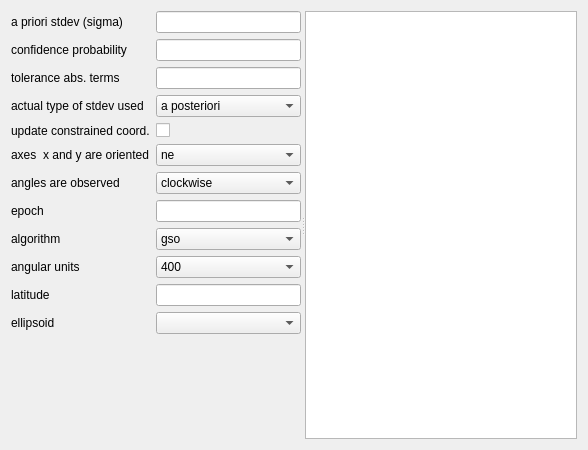
The window that gama-q2/parametereditor.ui (cepek/testing-qgama-branch) describes before a commit, drawn with Qt 5.
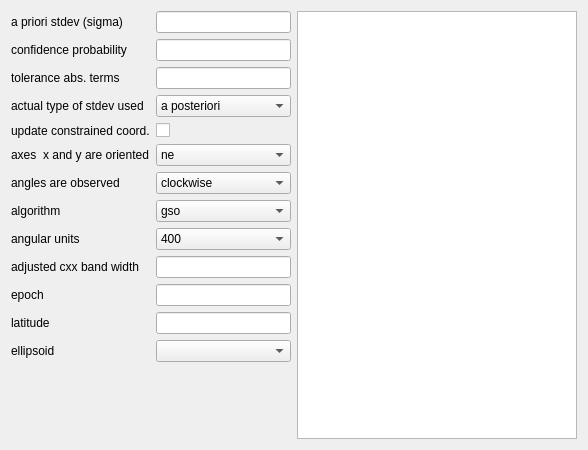
The same window after the commit.

```diff
--- a/gama-q2/parametereditor.ui
+++ b/gama-q2/parametereditor.ui
@@ -15,11 +15,8 @@
   </property>
   <layout class="QGridLayout" name="gridLayout">
    <item row="0" column="0">
-    <widget class="QSplitter" name="splitter">
-     <property name="orientation">
-      <enum>Qt::Horizontal</enum>
-     </property>
-     <widget class="QWidget" name="layoutWidget">
+    <layout class="QHBoxLayout" name="horizontalLayout">
+     <item>
       <layout class="QVBoxLayout" name="verticalLayout">
        <item>
         <layout class="QFormLayout" name="formLayout">
@@ -88,6 +85,13 @@
            </property>
           </widget>
          </item>
+         <item row="5" column="0">
+          <widget class="QLabel" name="label_axes_xy">
+           <property name="text">
+            <string>axes  x and y are oriented</string>
+           </property>
+          </widget>
+         </item>
          <item row="5" column="1">
           <widget class="QComboBox" name="comboBox_axes_xy">
            <item>
@@ -154,23 +158,13 @@
           </widget>
          </item>
          <item row="7" column="0">
-          <widget class="QLabel" name="label_epoch">
-           <property name="text">
-            <string>epoch</string>
-           </property>
-          </widget>
-         </item>
-         <item row="7" column="1">
-          <widget class="QLineEdit" name="lineEdit_epoch"/>
-         </item>
-         <item row="8" column="0">
           <widget class="QLabel" name="label_algorithm">
            <property name="text">
             <string>algorithm</string>
            </property>
           </widget>
          </item>
-         <item row="8" column="1">
+         <item row="7" column="1">
           <widget class="QComboBox" name="comboBox_algorithm">
            <item>
             <property name="text">
@@ -194,14 +188,14 @@
            </item>
           </widget>
          </item>
-         <item row="9" column="0">
+         <item row="8" column="0">
           <widget class="QLabel" name="label_ang_units">
            <property name="text">
             <string>angular units</string>
            </property>
           </widget>
          </item>
-         <item row="9" column="1">
+         <item row="8" column="1">
           <widget class="QComboBox" name="comboBox_ang_units">
            <item>
             <property name="text">
@@ -215,32 +209,45 @@
            </item>
           </widget>
          </item>
+         <item row="9" column="0">
+          <widget class="QLabel" name="label_adj_covband">
+           <property name="text">
+            <string>adjusted cxx band width</string>
+           </property>
+          </widget>
+         </item>
          <item row="10" column="0">
+          <widget class="QLabel" name="label_epoch">
+           <property name="text">
+            <string>epoch</string>
+           </property>
+          </widget>
+         </item>
+         <item row="10" column="1">
+          <widget class="QLineEdit" name="lineEdit_epoch"/>
+         </item>
+         <item row="11" column="0">
           <widget class="QLabel" name="label_latitude">
            <property name="text">
             <string>latitude</string>
            </property>
           </widget>
          </item>
-         <item row="10" column="1">
+         <item row="11" column="1">
           <widget class="QLineEdit" name="lineEdit_latitude"/>
          </item>
-         <item row="11" column="0">
+         <item row="12" column="0">
           <widget class="QLabel" name="label_ellipsoid">
            <property name="text">
             <string>ellipsoid</string>
            </property>
           </widget>
          </item>
-         <item row="11" column="1">
+         <item row="12" column="1">
           <widget class="QComboBox" name="comboBox_ellipsoid"/>
          </item>
-         <item row="5" column="0">
-          <widget class="QLabel" name="label_axes_xy">
-           <property name="text">
-            <string>axes  x and y are oriented</string>
-           </property>
-          </widget>
+         <item row="9" column="1">
+          <widget class="QLineEdit" name="lineEdit_adj_covband"/>
          </item>
         </layout>
        </item>
@@ -258,9 +265,11 @@
         </spacer>
        </item>
       </layout>
-     </widget>
-     <widget class="QPlainTextEdit" name="plainTextEdit"/>
-    </widget>
+     </item>
+     <item>
+      <widget class="QPlainTextEdit" name="plainTextEdit"/>
+     </item>
+    </layout>
    </item>
   </layout>
  </widget>
```
